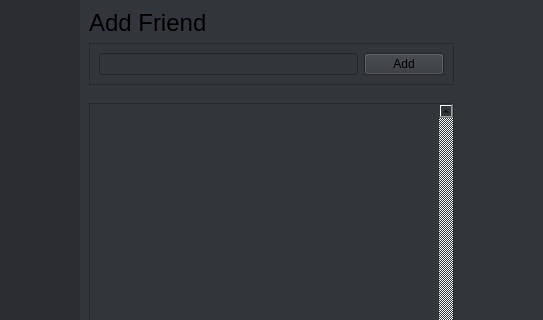
Didi305/Discard, file mainwindow.ui: the form before one commit; both pictures show x 275 to 818 and y 0 to 320 of the 1093 by 739 pixel window.
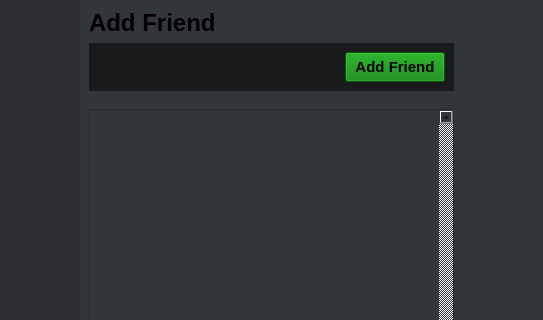
The form after the commit. Icons and pictures are not drawn.

```diff
--- a/mainwindow.ui
+++ b/mainwindow.ui
@@ -642,12 +642,19 @@
           </property>
           <item>
            <widget class="QWidget" name="addFriend" native="true">
+            <property name="autoFillBackground">
+             <bool>false</bool>
+            </property>
+            <property name="styleSheet">
+             <string notr="true"/>
+            </property>
             <layout class="QVBoxLayout" name="verticalLayout_2">
              <item>
               <widget class="QLabel" name="label">
                <property name="font">
                 <font>
                  <pointsize>18</pointsize>
+                 <bold>true</bold>
                 </font>
                </property>
                <property name="text">
@@ -656,21 +663,52 @@
               </widget>
              </item>
              <item>
-              <widget class="QFrame" name="frame">
+              <widget class="QFrame" name="addFriendFrame">
+               <property name="autoFillBackground">
+                <bool>false</bool>
+               </property>
+               <property name="styleSheet">
+                <string notr="true">background-color: rgb(24, 26, 27)</string>
+               </property>
                <property name="frameShape">
-                <enum>QFrame::Shape::StyledPanel</enum>
+                <enum>QFrame::Shape::NoFrame</enum>
                </property>
                <property name="frameShadow">
                 <enum>QFrame::Shadow::Raised</enum>
                </property>
                <layout class="QHBoxLayout" name="horizontalLayout_2">
                 <item>
-                 <widget class="QLineEdit" name="addFriendInput"/>
+                 <widget class="QLineEdit" name="addFriendInput">
+                  <property name="frame">
+                   <bool>false</bool>
+                  </property>
+                 </widget>
                 </item>
                 <item>
                  <widget class="QPushButton" name="addFriendButton">
+                  <property name="minimumSize">
+                   <size>
+                    <width>100</width>
+                    <height>30</height>
+                   </size>
+                  </property>
+                  <property name="font">
+                   <font>
+                    <pointsize>11</pointsize>
+                    <bold>true</bold>
+                   </font>
+                  </property>
+                  <property name="cursor">
+                   <cursorShape>PointingHandCursor</cursorShape>
+                  </property>
+                  <property name="styleSheet">
+                   <string notr="true">background-color: green</string>
+                  </property>
                   <property name="text">
-                   <string>Add</string>
+                   <string>Add Friend</string>
+                  </property>
+                  <property name="flat">
+                   <bool>false</bool>
                   </property>
                  </widget>
                 </item>
@@ -706,7 +744,7 @@
                   <x>0</x>
                   <y>0</y>
                   <width>343</width>
-                  <height>596</height>
+                  <height>592</height>
                  </rect>
                 </property>
                 <property name="sizePolicy">
```
Left out of the diff: 2 changed lines with no effect on the pictures.
